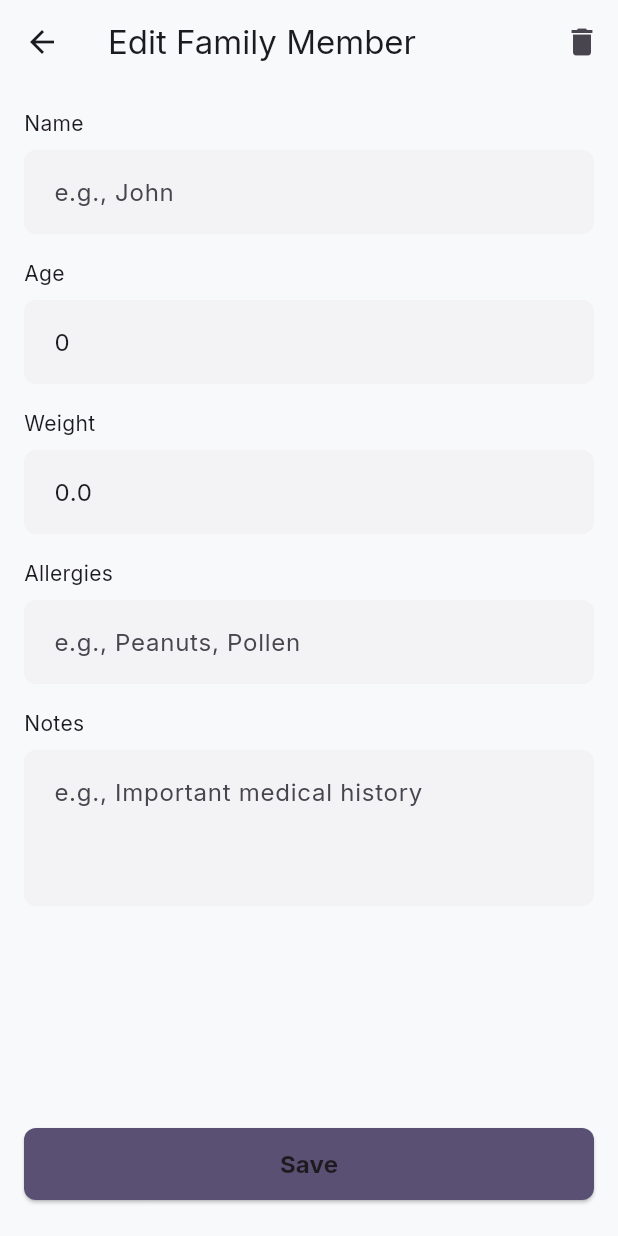
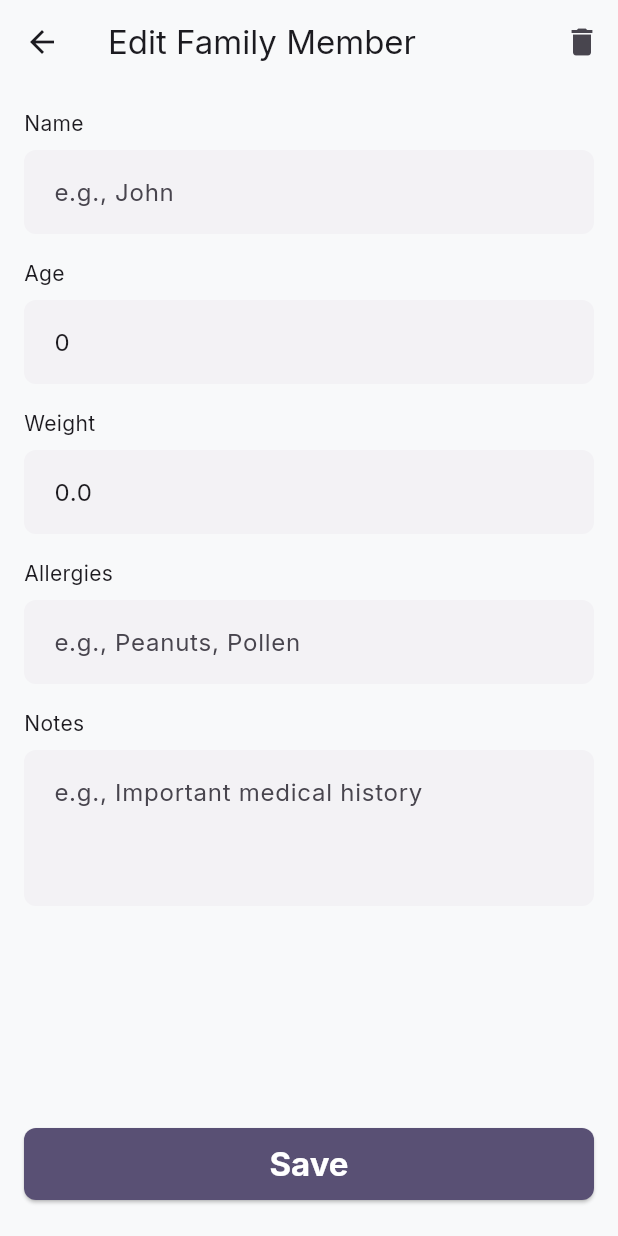
Before and after one commit to tangly/kura, a Flutter app: the FamilyMemberListScreen screen opened directly, after a tap on the "add" icon, on a phone screen of 412 x 824 dp. Run offline on Flutter 3.47's test engine with Material 3 defaults, Android fonts, the light colour scheme and no system bars; our stand-ins replace equatable, flutter_local_notifications, flutter_riverpod, google_fonts, hive, hive_flutter and 1 more; accounts and stored records are empty.

Commit message:
feat(ui): revamp family member list and medication card design

```diff
--- a/lib/main.dart
+++ b/lib/main.dart
@@ -15,7 +15,9 @@ void main() async {
   Hive.registerAdapter(UserAdapter());
   final notificationService = NotificationServiceImpl(notificationsPlugin: FlutterLocalNotificationsPlugin());
   await notificationService.init();
+  print('App is about to run');
   runApp(const ProviderScope(child: MyApp()));
+  print('App has started running');
 }
 
 class MyApp extends StatelessWidget {
--- a/lib/src/views/add_edit_family_member_screen.dart
+++ b/lib/src/views/add_edit_family_member_screen.dart
@@ -200,7 +200,7 @@ class _AddEditFamilyMemberScreenState
                   borderRadius: BorderRadius.circular(8),
                 ),
               ),
-              child: Text(l10n.save, style: theme.textTheme.titleMedium!.copyWith(fontWeight: FontWeight.bold)),
+              child: Text(l10n.save, style: theme.textTheme.titleLarge!.copyWith(fontWeight: FontWeight.bold, color: Colors.white)),
             ),
             const SizedBox(height: 8),
           ],
--- a/lib/src/views/family_member_list_screen.dart
+++ b/lib/src/views/family_member_list_screen.dart
@@ -11,13 +11,18 @@ class FamilyMemberListScreen extends ConsumerWidget {
   Widget build(BuildContext context, WidgetRef ref) {
     final userList = ref.watch(userListProvider);
     final l10n = AppLocalizations.of(context)!;
+    final theme = Theme.of(context);
 
     return Scaffold(
+      extendBodyBehindAppBar: true,
       appBar: AppBar(
-        title: Text(l10n.familyBottomBar),
+        backgroundColor: Colors.transparent,
+        elevation: 0,
+        title: Text(l10n.familyBottomBar, style: theme.textTheme.titleLarge?.copyWith(color: Colors.white, fontWeight: FontWeight.bold)),
+        centerTitle: true,
         actions: [
           IconButton(
-            icon: const Icon(Icons.add, size: 32),
+            icon: const Icon(Icons.add, size: 32, color: Colors.white),
             onPressed: () {
               Navigator.of(context).push(
                 MaterialPageRoute(
@@ -28,14 +33,28 @@ class FamilyMemberListScreen extends ConsumerWidget {
           ),
         ],
       ),
-      body: userList.when(
+      body: Container(
+        decoration: const BoxDecoration(
+          image: DecorationImage(
+            image: AssetImage('design/family-background.png'),
+            fit: BoxFit.cover,
+          ),
+        ),
+        child: userList.when(
         data: (users) {
           return ListView.builder(
             itemCount: users.length,
             itemBuilder: (context, index) {
               final user = users[index];
-              return ListTile(
+              return Card(
+                margin: const EdgeInsets.symmetric(horizontal: 10, vertical: 5),
+                elevation: 2,
+                shape: RoundedRectangleBorder(
+                  borderRadius: BorderRadius.circular(10),
+                ),
+                child: ListTile(
                   title: Text(user.name),
+                  trailing: const Icon(Icons.arrow_forward_ios, size: 16),
                   onTap: () {
                     Navigator.of(context).push(
                       MaterialPageRoute(
@@ -43,6 +62,7 @@ class FamilyMemberListScreen extends ConsumerWidget {
                       ),
                     );
                   },
+                ),
               );
             },
           );
@@ -50,6 +70,7 @@ class FamilyMemberListScreen extends ConsumerWidget {
         loading: () => const Center(child: CircularProgressIndicator()),
         error: (error, stack) => Center(child: Text(l10n.couldNotLoadUsers)),
       ),
+      ),
     );
   }
 }
--- a/pubspec.yaml
+++ b/pubspec.yaml
@@ -58,7 +58,7 @@ dev_dependencies:
   # activated in the `analysis_options.yaml` file located at the root of your
   # package. See that file for information about deactivating specific lint
   # rules and activating additional ones.
-  flutter_lints: ^5.0.0
+  flutter_lints: ^6.0.0
 
 # For information on the generic Dart part of this file, see the
 # following page: https://dart.dev/tools/pub/pubspec
```
Also changed, not shown: lib/src/widgets/medication_card.dart (+43 -27 lines), design/family-background.png (added), pubspec.lock, 16 other files. Lines whose indentation alone changed are shown as unchanged.
